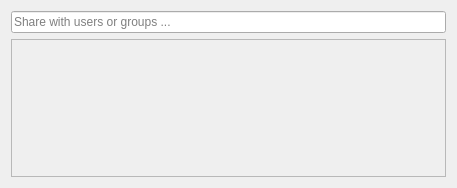
Above: src/gui/shareusergroupwidget.ui from nextcloud/desktop before the change. Below: the same form after it.
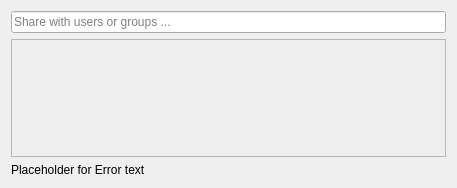
That is the form after the change.

Commit message: Sharing: Display the error from the server when trying to share with users or group

The edit to the form file:
```diff
--- a/src/gui/shareusergroupwidget.ui
+++ b/src/gui/shareusergroupwidget.ui
@@ -41,13 +41,23 @@
         <x>0</x>
         <y>0</y>
         <width>441</width>
-        <height>128</height>
+        <height>98</height>
        </rect>
       </property>
       <layout class="QVBoxLayout" name="verticalLayout_3"/>
      </widget>
     </widget>
    </item>
+   <item>
+    <widget class="QLabel" name="errorLabel">
+     <property name="text">
+      <string notr="true">Placeholder for Error text</string>
+     </property>
+     <property name="wordWrap">
+      <bool>true</bool>
+     </property>
+    </widget>
+   </item>
   </layout>
  </widget>
  <layoutdefault spacing="6" margin="11"/>
```
The commit also changes 4 other files.
